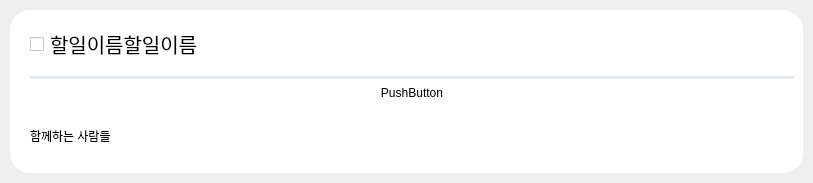
This is main_code/front/ui/todo_list.ui in guaba98/TeamCollaborationTool as Qt 5 draws it before an edit. The edited form follows.
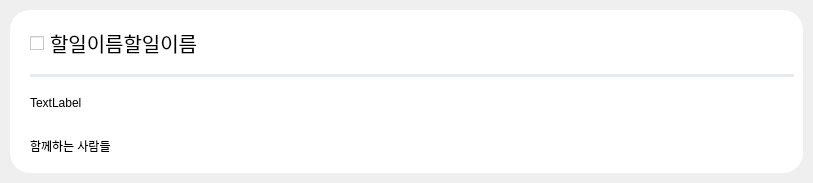
This is the edited form. Icons and pictures are not drawn.

What changed in the file:
```diff
--- a/main_code/front/ui/todo_list.ui
+++ b/main_code/front/ui/todo_list.ui
@@ -119,9 +119,9 @@
        </widget>
       </item>
       <item>
-       <widget class="QPushButton" name="pushButton">
+       <widget class="QLabel" name="label">
         <property name="text">
-         <string>PushButton</string>
+         <string>TextLabel</string>
         </property>
        </widget>
       </item>
```
